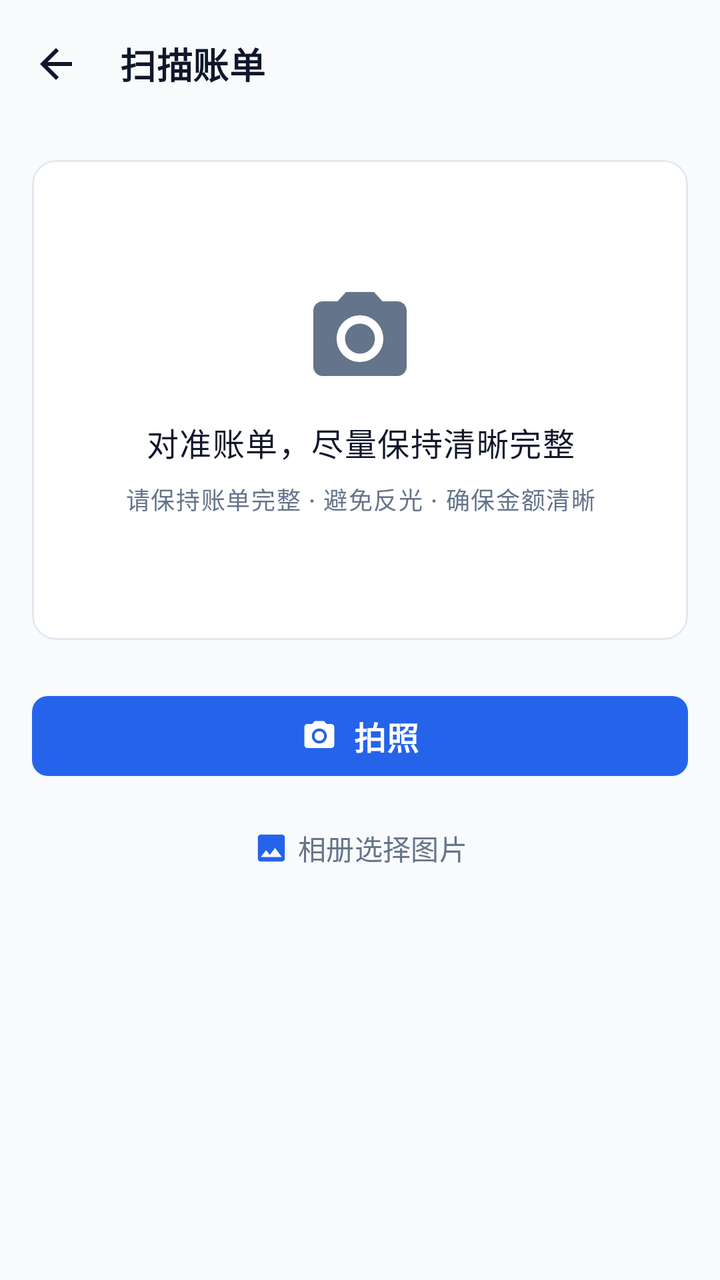
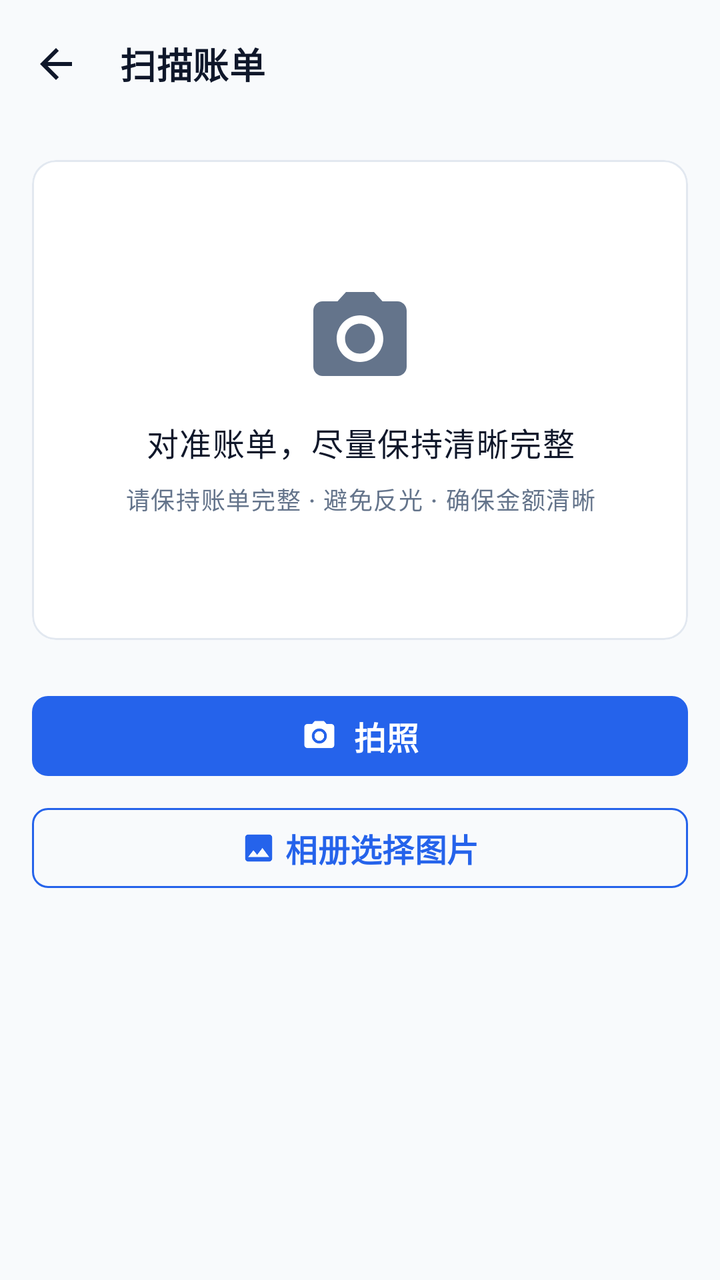

Two renders of the same Android screen: before a commit and after it. Below are the layout's source before the change and the commit's diff.
<!-- AndroidManifest.xml: application theme Theme.MinimalistBookkeeping -->
<!-- res/layout/activity_scan_bill.xml -->
<?xml version="1.0" encoding="utf-8"?>
<LinearLayout xmlns:android="http://schemas.android.com/apk/res/android"
    xmlns:app="http://schemas.android.com/apk/res-auto"
    android:id="@+id/scanRoot"
    android:layout_width="match_parent"
    android:layout_height="match_parent"
    android:background="@color/background"
    android:orientation="vertical">

    <com.google.android.material.appbar.MaterialToolbar
        android:id="@+id/toolbar"
        style="@style/Widget.App.Toolbar"
        android:layout_width="match_parent"
        android:layout_height="?attr/actionBarSize"
        app:navigationContentDescription="@string/cd_navigate_up"
        app:navigationIcon="@drawable/ic_arrow_left"
        app:title="@string/scan_title" />

    <ScrollView
        android:layout_width="match_parent"
        android:layout_height="0dp"
        android:layout_weight="1"
        android:clipToPadding="false"
        android:fillViewport="true">

        <LinearLayout
            android:layout_width="match_parent"
            android:layout_height="wrap_content"
            android:orientation="vertical"
            android:paddingStart="@dimen/page_margin"
            android:paddingEnd="@dimen/page_margin"
            android:paddingBottom="@dimen/spacing_xl">

            
            <com.google.android.material.card.MaterialCardView
                style="@style/Widget.App.Card"
                android:layout_width="match_parent"
                android:layout_height="240dp"
                android:layout_marginTop="@dimen/spacing_lg">

                
                <LinearLayout
                    android:id="@+id/scanIdle"
                    android:layout_width="match_parent"
                    android:layout_height="match_parent"
                    android:gravity="center"
                    android:orientation="vertical"
                    android:padding="@dimen/spacing_lg">

                    <ImageView
                        android:layout_width="56dp"
                        android:layout_height="56dp"
                        android:contentDescription="@null"
                        android:src="@drawable/ic_camera"
                        app:tint="@color/text_secondary" />

                    <TextView
                        android:layout_width="wrap_content"
                        android:layout_height="wrap_content"
                        android:layout_marginTop="@dimen/spacing_md"
                        android:gravity="center"
                        android:text="@string/scan_tip_align"
                        android:textAppearance="@style/TextAppearance.App.Body"
                        android:textColor="@color/text_primary" />

                    <TextView
                        android:layout_width="wrap_content"
                        android:layout_height="wrap_content"
                        android:layout_marginTop="@dimen/spacing_sm"
                        android:gravity="center"
                        android:text="@string/scan_tips"
                        android:textAppearance="@style/TextAppearance.App.Caption"
                        android:textColor="@color/text_secondary" />
                </LinearLayout>

                
                <LinearLayout
                    android:id="@+id/scanProcessing"
                    android:layout_width="match_parent"
                    android:layout_height="match_parent"
                    android:gravity="center"
                    android:orientation="vertical"
                    android:visibility="gone">

                    <com.google.android.material.progressindicator.CircularProgressIndicator
                        android:layout_width="wrap_content"
                        android:layout_height="wrap_content"
                        android:indeterminate="true" />

                    <TextView
                        android:layout_width="wrap_content"
                        android:layout_height="wrap_content"
                        android:layout_marginTop="@dimen/spacing_md"
                        android:text="@string/scan_processing"
                        android:textAppearance="@style/TextAppearance.App.Secondary"
                        android:textColor="@color/text_secondary" />
                </LinearLayout>
            </com.google.android.material.card.MaterialCardView>

            <com.google.android.material.button.MaterialButton
                android:id="@+id/takePhotoButton"
                style="@style/Widget.App.Button.Primary"
                android:layout_width="match_parent"
                android:layout_height="wrap_content"
                android:layout_marginTop="@dimen/spacing_xl"
                android:text="@string/scan_take_photo"
                app:icon="@drawable/ic_camera"
                app:iconGravity="textStart" />

            <com.google.android.material.button.MaterialButton
                android:id="@+id/pickImageButton"
                style="@style/Widget.App.Button.Quiet"
                android:layout_width="match_parent"
                android:layout_height="wrap_content"
                android:layout_marginTop="@dimen/spacing_sm"
                android:text="@string/scan_pick_image"
                app:icon="@drawable/ic_image"
                app:iconGravity="textStart"
                app:iconTint="@color/primary" />

            <com.google.android.material.button.MaterialButton
                android:id="@+id/fillManuallyButton"
                style="@style/Widget.App.Button.Quiet"
                android:layout_width="match_parent"
                android:layout_height="wrap_content"
                android:layout_marginTop="@dimen/spacing_sm"
                android:text="@string/action_fill_manually"
                android:visibility="gone" />

            <TextView
                android:layout_width="match_parent"
                android:layout_height="wrap_content"
                android:layout_marginTop="@dimen/spacing_lg"
                android:gravity="center"
                android:text="@string/scan_privacy_note"
                android:textAppearance="@style/TextAppearance.App.Caption"
                android:textColor="@color/text_secondary"
                android:visibility="gone" />

        </LinearLayout>
    </ScrollView>

</LinearLayout>
<!-- resources referenced by this layout -->
<resources>
  <color name="background">#F8FAFC</color>
  <color name="primary">#2563EB</color>
  <color name="text_primary">#0F172A</color>
  <color name="text_secondary">#64748B</color>
  <dimen name="page_margin">16dp</dimen>
  <dimen name="spacing_lg">16dp</dimen>
  <dimen name="spacing_md">12dp</dimen>
  <dimen name="spacing_sm">8dp</dimen>
  <dimen name="spacing_xl">24dp</dimen>
  <string name="action_fill_manually">手动填写</string>
  <string name="cd_navigate_up">返回</string>
  <string name="scan_pick_image">相册选择图片</string>
  <string name="scan_privacy_note">图片仅用于本次识别，生成草稿后即删除，不会保存</string>
  <string name="scan_processing">正在识别账单…</string>
  <string name="scan_take_photo">拍照</string>
  <string name="scan_tip_align">对准账单，尽量保持清晰完整</string>
  <string name="scan_tips">请保持账单完整 · 避免反光 · 确保金额清晰</string>
  <string name="scan_title">扫描账单</string>
  <style name="TextAppearance.App.Body" parent="TextAppearance.Material3.BodyLarge">
          <item name="android:textSize">@dimen/font_body</item>
          <item name="android:textColor">@color/text_primary</item>
      </style>
  <style name="TextAppearance.App.Caption" parent="TextAppearance.Material3.LabelSmall">
          <item name="android:textSize">@dimen/font_caption</item>
          <item name="android:textColor">@color/text_tertiary</item>
      </style>
  <style name="TextAppearance.App.Secondary" parent="TextAppearance.Material3.BodyMedium">
          <item name="android:textSize">@dimen/font_secondary</item>
          <item name="android:textColor">@color/text_secondary</item>
      </style>
  <style name="Theme.MinimalistBookkeeping" parent="Base.Theme.MinimalistBookkeeping" />
  <dimen name="font_body">16sp</dimen>
  <dimen name="font_caption">12sp</dimen>
  <color name="text_tertiary">#94A3B8</color>
  <dimen name="font_secondary">14sp</dimen>
  <dimen name="button_height">48dp</dimen>
  <color name="text_on_primary">#FFFFFF</color>
  <dimen name="radius_sm">8dp</dimen>
  <dimen name="touch_target">48dp</dimen>
  <color name="surface">#FFFFFF</color>
  <dimen name="radius_md">12dp</dimen>
  <color name="divider">#E2E8F0</color>
  <dimen name="stroke_width">1dp</dimen>
  <style name="Base.Theme.MinimalistBookkeeping" parent="Base.V1.Theme.MinimalistBookkeeping">
          <item name="android:windowLightStatusBar" tools:targetApi="m">true</item>
          <item name="android:windowLightNavigationBar" tools:targetApi="o_mr1">true</item>
      </style>
  <dimen name="font_section_title">18sp</dimen>
  <color name="primary_light">#DBEAFE</color>
  <color name="primary_dark">#1D4ED8</color>
  <color name="surface_subtle">#F1F5F9</color>
  <color name="danger">#EF4444</color>
  <style name="TextAppearance.App.Display" parent="TextAppearance.Material3.DisplaySmall">
          <item name="android:textSize">@dimen/font_display</item>
          <item name="android:textColor">@color/text_primary</item>
          <item name="android:textStyle">bold</item>
      </style>
  <style name="TextAppearance.App.PageTitle" parent="TextAppearance.Material3.TitleLarge">
          <item name="android:textSize">@dimen/font_page_title</item>
          <item name="android:textColor">@color/text_primary</item>
          <item name="android:textStyle">bold</item>
      </style>
  <dimen name="font_display">32sp</dimen>
  <dimen name="font_page_title">24sp</dimen>
  <!-- unchanged entries left out for length: 9 -->
</resources>

<!-- the commit's change to res/layout/activity_scan_bill.xml (unified diff, before → after) -->
@@ -109,11 +109,12 @@
 
             <com.google.android.material.button.MaterialButton
                 android:id="@+id/pickImageButton"
-                style="@style/Widget.App.Button.Quiet"
+                style="@style/Widget.App.Button.Secondary"
                 android:layout_width="match_parent"
                 android:layout_height="wrap_content"
                 android:layout_marginTop="@dimen/spacing_sm"
                 android:text="@string/scan_pick_image"
+                android:textStyle="bold"
                 app:icon="@drawable/ic_image"
                 app:iconGravity="textStart"
                 app:iconTint="@color/primary" />
<!-- resource entries referenced after the edit -->
@@ -29,6 +29,13 @@
   <style name="TextAppearance.App.Secondary" parent="TextAppearance.Material3.BodyMedium">
           <item name="android:textSize">@dimen/font_secondary</item>
           <item name="android:textColor">@color/text_secondary</item>
+      </style>
+  <style name="Widget.App.Button.Secondary" parent="Widget.Material3.Button.OutlinedButton">
+          <item name="android:minHeight">@dimen/button_height</item>
+          <item name="android:textSize">@dimen/font_body</item>
+          <item name="android:textColor">@color/primary</item>
+          <item name="cornerRadius">@dimen/radius_sm</item>
+          <item name="strokeColor">@color/primary</item>
       </style>
   <style name="Theme.MinimalistBookkeeping" parent="Base.Theme.MinimalistBookkeeping" />
   <dimen name="font_body">16sp</dimen>
